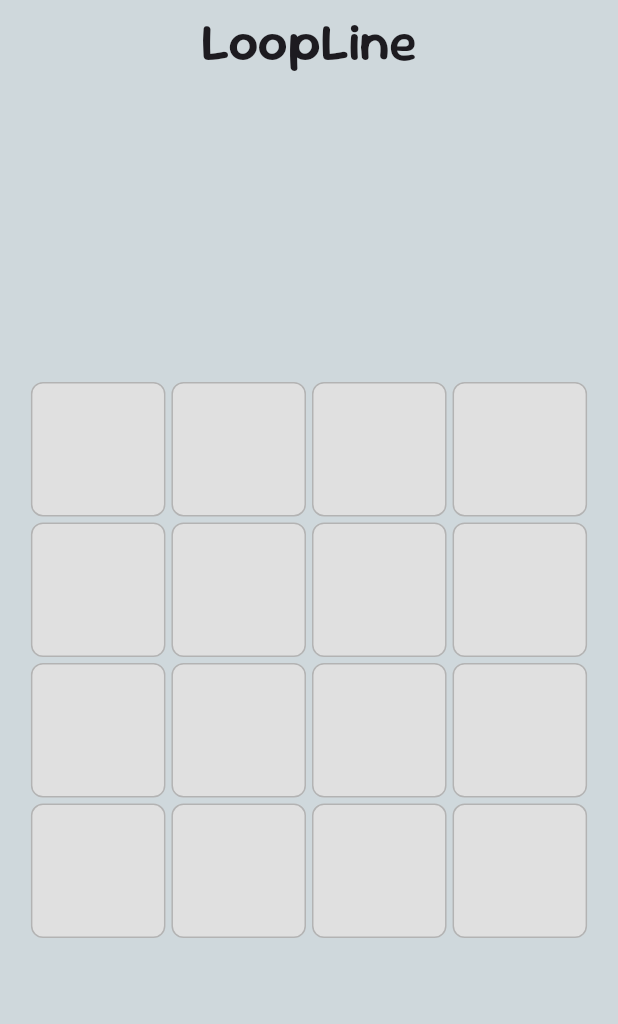
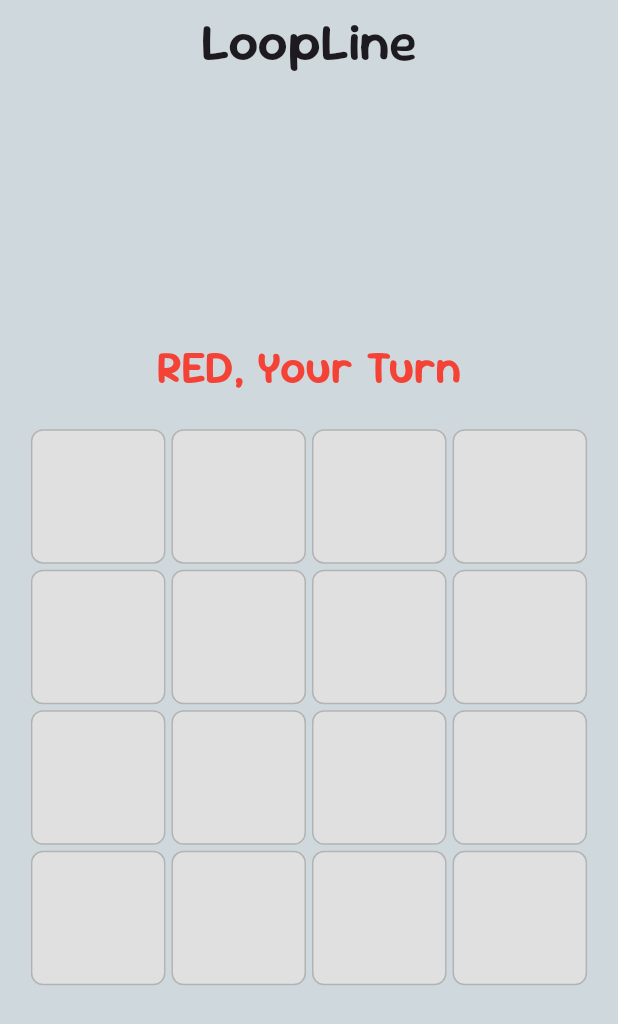
Before and after one commit to subsavage/LoopLine, a Flutter app: the screen it shows after launch, on a phone screen of 412 x 824 dp. Shown: the top 1024 px of the screen. Run offline on Flutter 3.47's test engine with Material 3 defaults, Android fonts, the phone set to English and light mode, and no system bars; our stand-ins replace confetti.

Commit message:
add more styling

```diff
--- a/lib/game_screen.dart
+++ b/lib/game_screen.dart
@@ -150,6 +150,18 @@ class _GameScreenState extends State<GameScreen>
               mainAxisAlignment: MainAxisAlignment.center,
               crossAxisAlignment: CrossAxisAlignment.center,
               children: [
+                Padding(
+                  padding: const EdgeInsets.only(bottom: 20.0),
+                  child: Text(
+                    '${currentPlayer == 1 ? 'RED' : 'BLUE'}, Your Turn',
+                    style: TextStyle(
+                      fontFamily: "SourGummy",
+                      fontWeight: FontWeight.w600,
+                      fontSize: 30,
+                      color: currentPlayer == 1 ? Colors.red : Colors.blue,
+                    ),
+                  ),
+                ),
                 LayoutBuilder(
                   builder: (context, constraints) {
                     int crossAxisCount = constraints.maxWidth > 600 ? 5 : 4;
```
